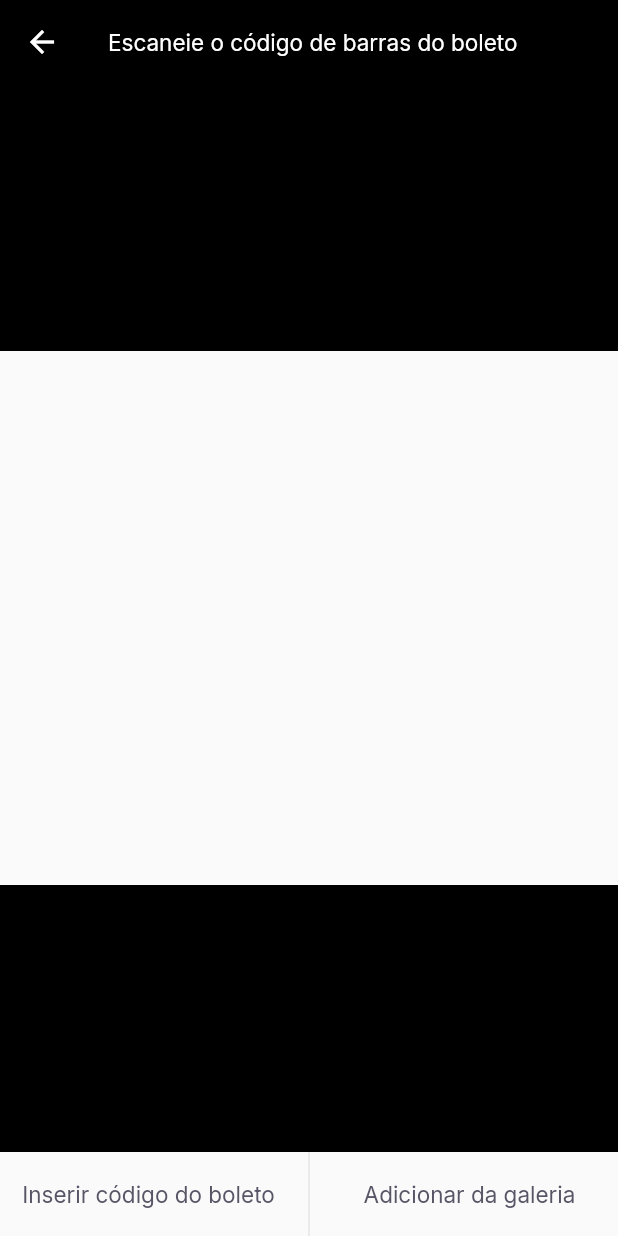
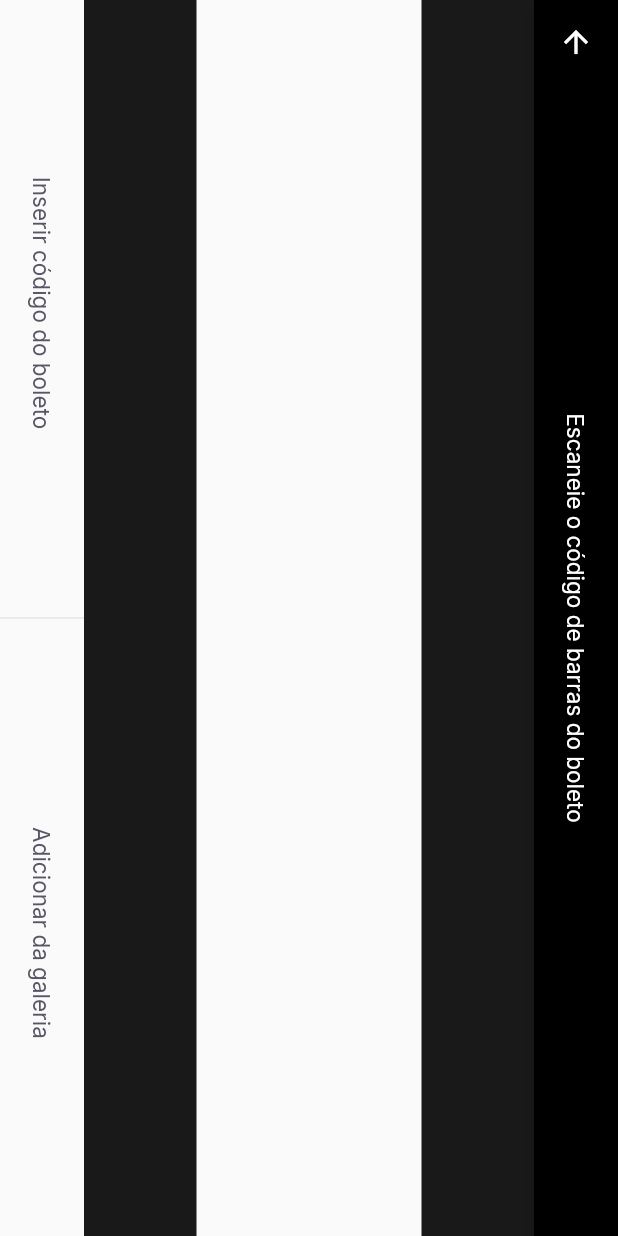
Before and after one commit to HERuppel/nlwt-flutter, a Flutter app: the BarcodeScannerPage screen opened by its route, on a phone screen of 412 x 824 dp. Run offline on Flutter 3.47's test engine with Material 2 defaults, Android fonts, the phone set to English and light mode, and no system bars; our stand-ins replace firebase_core, google_fonts, google_sign_in, shared_preferences; accounts and stored records are empty.

Commit message:
feat(scan): rotated container and added safe area

```diff
--- a/lib/modules/barcode_scanner/barcode_scanner_page.dart
+++ b/lib/modules/barcode_scanner/barcode_scanner_page.dart
@@ -13,22 +13,32 @@ class BarcodeScannerPage extends StatefulWidget {
 class _BarcodeScannerState extends State<BarcodeScannerPage> {
   @override
   Widget build(BuildContext context) {
-    return Scaffold(
+    return SafeArea(
+      top: true,
+      bottom: true,
+      left: true,
+      right: true,
+      child: RotatedBox(
+        quarterTurns: 1,
+        child: Scaffold(
             appBar: AppBar(
+                centerTitle: true,
                 leading: BackButton(color: AppColors.background),
                 backgroundColor: Colors.black,
                 title: Text("Escaneie o código de barras do boleto",
                     style: TextStyles.buttonBackground)),
             body: Column(children: [
-          Expanded(child: Container(color: Colors.black)),
+              Expanded(child: Container(color: Colors.black.withOpacity(0.9))),
               Expanded(flex: 2, child: Container(color: Colors.transparent)),
-          Expanded(child: Container(color: Colors.black)),
+              Expanded(child: Container(color: Colors.black.withOpacity(0.9))),
             ]),
             bottomNavigationBar: SetLabelButtons(
               primaryLabel: "Inserir código do boleto",
               primaryOnPressed: () {},
               secondaryLabel: "Adicionar da galeria",
               secondaryOnPressed: () {},
-        ));
+            )),
+      ),
+    );
   }
 }
```
Lines whose indentation alone changed are shown as unchanged.
